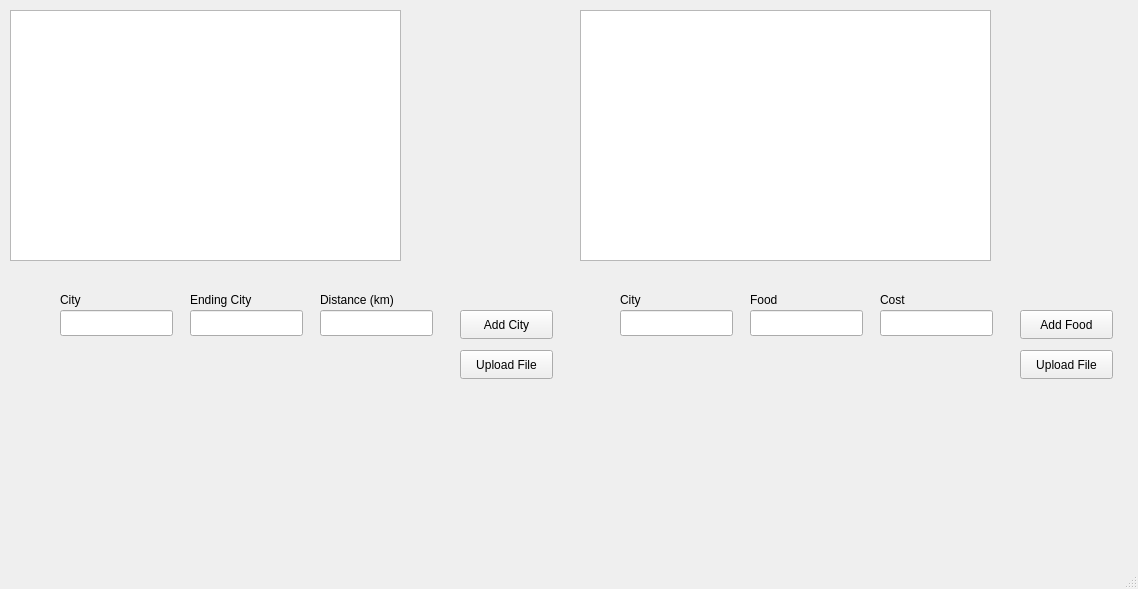
Qt form Qt_Project/admin.ui (zzfp/Class_project_1) before a commit.
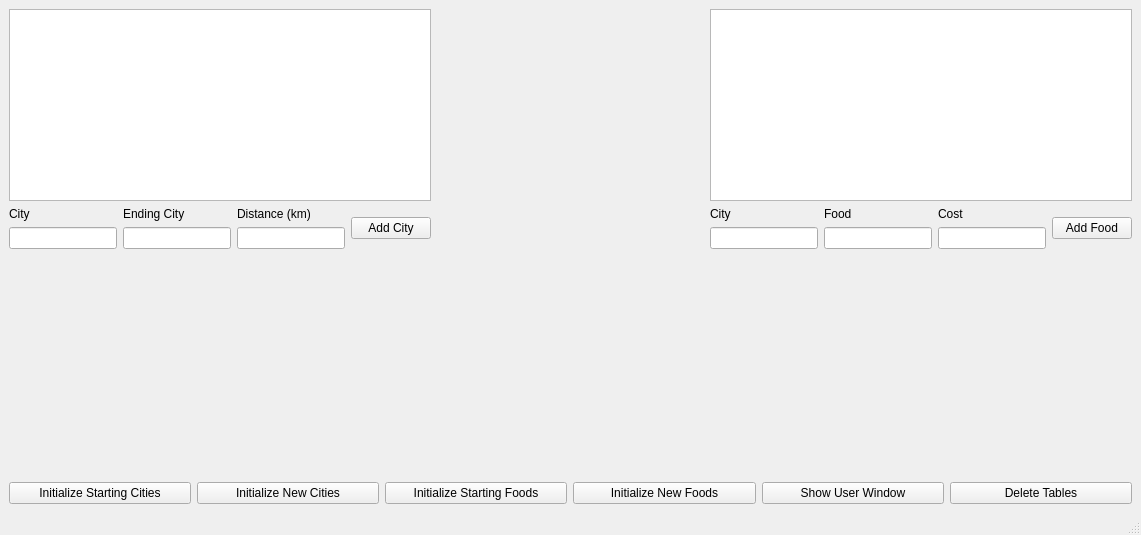
The same form after that commit.

Commit message: finalized project. fixed BUGS and admin window

```diff
--- a/Qt_Project/admin.ui
+++ b/Qt_Project/admin.ui
@@ -6,224 +6,220 @@
    <rect>
     <x>0</x>
     <y>0</y>
-    <width>1138</width>
-    <height>589</height>
+    <width>1141</width>
+    <height>535</height>
    </rect>
   </property>
   <property name="windowTitle">
    <string>Administrator</string>
   </property>
   <widget class="QWidget" name="centralwidget">
-   <widget class="QPushButton" name="addCityButton">
-    <property name="geometry">
-     <rect>
-      <x>460</x>
-      <y>310</y>
-      <width>93</width>
-      <height>29</height>
-     </rect>
-    </property>
-    <property name="text">
-     <string>Add City</string>
-    </property>
-   </widget>
-   <widget class="QLineEdit" name="cityLineEdit">
-    <property name="geometry">
-     <rect>
-      <x>60</x>
-      <y>310</y>
-      <width>113</width>
-      <height>26</height>
-     </rect>
-    </property>
-   </widget>
-   <widget class="QLineEdit" name="endingCityLineEdit">
-    <property name="geometry">
-     <rect>
-      <x>190</x>
-      <y>310</y>
-      <width>113</width>
-      <height>26</height>
-     </rect>
-    </property>
-   </widget>
-   <widget class="QLineEdit" name="kilometerLineEdit">
-    <property name="geometry">
-     <rect>
-      <x>320</x>
-      <y>310</y>
-      <width>113</width>
-      <height>26</height>
-     </rect>
-    </property>
-   </widget>
+   <layout class="QGridLayout" name="gridLayout">
+    <item row="0" column="0">
+     <layout class="QHBoxLayout" name="horizontalLayout_6">
+      <item>
+       <layout class="QVBoxLayout" name="verticalLayout_7">
+        <item>
+         <widget class="QTableView" name="distanceTableView"/>
+        </item>
+        <item>
+         <layout class="QHBoxLayout" name="horizontalLayout_5">
+          <item>
+           <layout class="QHBoxLayout" name="horizontalLayout_4">
+            <item>
+             <layout class="QVBoxLayout" name="verticalLayout_6">
+              <item>
    <widget class="QLabel" name="label">
-    <property name="geometry">
-     <rect>
-      <x>60</x>
-      <y>290</y>
-      <width>63</width>
-      <height>20</height>
-     </rect>
-    </property>
     <property name="text">
      <string>City</string>
     </property>
    </widget>
+              </item>
+              <item>
+               <widget class="QLineEdit" name="cityLineEdit"/>
+              </item>
+             </layout>
+            </item>
+            <item>
+             <layout class="QVBoxLayout" name="verticalLayout_5">
+              <item>
    <widget class="QLabel" name="label_2">
-    <property name="geometry">
-     <rect>
-      <x>190</x>
-      <y>290</y>
-      <width>91</width>
-      <height>20</height>
-     </rect>
-    </property>
     <property name="text">
      <string>Ending City</string>
     </property>
    </widget>
+              </item>
+              <item>
+               <widget class="QLineEdit" name="endingCityLineEdit"/>
+              </item>
+             </layout>
+            </item>
+            <item>
+             <layout class="QVBoxLayout" name="verticalLayout_4">
+              <item>
    <widget class="QLabel" name="label_3">
-    <property name="geometry">
-     <rect>
-      <x>320</x>
-      <y>290</y>
-      <width>101</width>
-      <height>20</height>
-     </rect>
-    </property>
     <property name="text">
      <string>Distance (km)</string>
     </property>
    </widget>
-   <widget class="QTableView" name="tableView">
-    <property name="geometry">
-     <rect>
-      <x>10</x>
-      <y>10</y>
-      <width>391</width>
-      <height>251</height>
-     </rect>
-    </property>
-   </widget>
-   <widget class="QPushButton" name="uploadFile">
-    <property name="geometry">
-     <rect>
-      <x>460</x>
-      <y>350</y>
-      <width>93</width>
-      <height>29</height>
-     </rect>
-    </property>
+              </item>
+              <item>
+               <widget class="QLineEdit" name="kilometerLineEdit"/>
+              </item>
+             </layout>
+            </item>
+           </layout>
+          </item>
+          <item>
+           <widget class="QPushButton" name="addCityButton">
     <property name="text">
-     <string>Upload File</string>
-    </property>
-   </widget>
-   <widget class="QTableView" name="tableView2">
-    <property name="geometry">
-     <rect>
-      <x>580</x>
-      <y>10</y>
-      <width>411</width>
-      <height>251</height>
-     </rect>
-    </property>
-   </widget>
-   <widget class="QLineEdit" name="cityLineEdit2">
-    <property name="geometry">
-     <rect>
-      <x>620</x>
-      <y>310</y>
-      <width>113</width>
-      <height>26</height>
-     </rect>
-    </property>
-   </widget>
-   <widget class="QLineEdit" name="foodLineEdit">
-    <property name="geometry">
-     <rect>
-      <x>750</x>
-      <y>310</y>
-      <width>113</width>
-      <height>26</height>
-     </rect>
-    </property>
-   </widget>
-   <widget class="QLineEdit" name="costLineEdit">
-    <property name="geometry">
-     <rect>
-      <x>880</x>
-      <y>310</y>
-      <width>113</width>
-      <height>26</height>
-     </rect>
-    </property>
-   </widget>
+             <string>Add City</string>
+            </property>
+           </widget>
+          </item>
+         </layout>
+        </item>
+       </layout>
+      </item>
+      <item>
+       <spacer name="horizontalSpacer">
+        <property name="orientation">
+         <enum>Qt::Horizontal</enum>
+        </property>
+        <property name="sizeHint" stdset="0">
+         <size>
+          <width>40</width>
+          <height>20</height>
+         </size>
+        </property>
+       </spacer>
+      </item>
+      <item>
+       <layout class="QVBoxLayout" name="verticalLayout_8">
+        <item>
+         <widget class="QTableView" name="foodTableView"/>
+        </item>
+        <item>
+         <layout class="QHBoxLayout" name="horizontalLayout_3">
+          <item>
+           <layout class="QHBoxLayout" name="horizontalLayout_2">
+            <item>
+             <layout class="QVBoxLayout" name="verticalLayout">
+              <item>
    <widget class="QLabel" name="label_4">
-    <property name="geometry">
-     <rect>
-      <x>620</x>
-      <y>290</y>
-      <width>63</width>
-      <height>20</height>
-     </rect>
-    </property>
     <property name="text">
      <string>City</string>
     </property>
    </widget>
+              </item>
+              <item>
+               <widget class="QLineEdit" name="cityLineEdit2"/>
+              </item>
+             </layout>
+            </item>
+            <item>
+             <layout class="QVBoxLayout" name="verticalLayout_2">
+              <item>
    <widget class="QLabel" name="label_5">
-    <property name="geometry">
-     <rect>
-      <x>750</x>
-      <y>290</y>
-      <width>63</width>
-      <height>20</height>
-     </rect>
-    </property>
     <property name="text">
      <string>Food</string>
     </property>
    </widget>
+              </item>
+              <item>
+               <widget class="QLineEdit" name="foodLineEdit"/>
+              </item>
+             </layout>
+            </item>
+            <item>
+             <layout class="QVBoxLayout" name="verticalLayout_3">
+              <item>
    <widget class="QLabel" name="label_6">
-    <property name="geometry">
-     <rect>
-      <x>880</x>
-      <y>290</y>
-      <width>63</width>
-      <height>20</height>
-     </rect>
-    </property>
     <property name="text">
      <string>Cost</string>
     </property>
    </widget>
+              </item>
+              <item>
+               <widget class="QLineEdit" name="costLineEdit"/>
+              </item>
+             </layout>
+            </item>
+           </layout>
+          </item>
+          <item>
    <widget class="QPushButton" name="addFoodButton">
-    <property name="geometry">
-     <rect>
-      <x>1020</x>
-      <y>310</y>
-      <width>93</width>
-      <height>29</height>
-     </rect>
-    </property>
     <property name="text">
      <string>Add Food</string>
     </property>
    </widget>
-   <widget class="QPushButton" name="uploadFile2">
-    <property name="geometry">
-     <rect>
-      <x>1020</x>
-      <y>350</y>
-      <width>93</width>
-      <height>29</height>
-     </rect>
-    </property>
+          </item>
+         </layout>
+        </item>
+       </layout>
+      </item>
+     </layout>
+    </item>
+    <item row="1" column="0">
+     <spacer name="verticalSpacer">
+      <property name="orientation">
+       <enum>Qt::Vertical</enum>
+      </property>
+      <property name="sizeHint" stdset="0">
+       <size>
+        <width>20</width>
+        <height>181</height>
+       </size>
+      </property>
+     </spacer>
+    </item>
+    <item row="2" column="0">
+     <layout class="QHBoxLayout" name="horizontalLayout">
+      <item>
+       <widget class="QPushButton" name="initStartingCitiesPushButton">
     <property name="text">
-     <string>Upload File</string>
-    </property>
-   </widget>
+         <string>Initialize Starting Cities</string>
+        </property>
+       </widget>
+      </item>
+      <item>
+       <widget class="QPushButton" name="initNewCitiesPUshButton">
+        <property name="text">
+         <string>Initialize New Cities</string>
+        </property>
+       </widget>
+      </item>
+      <item>
+       <widget class="QPushButton" name="InitializeStartingFoodsPushButton">
+        <property name="text">
+         <string>Initialize Starting Foods</string>
+        </property>
+       </widget>
+      </item>
+      <item>
+       <widget class="QPushButton" name="InitializeNewFoodsPushButton">
+        <property name="text">
+         <string>Initialize New Foods</string>
+        </property>
+       </widget>
+      </item>
+      <item>
+       <widget class="QPushButton" name="userWindowPushButton">
+        <property name="text">
+         <string>Show User Window</string>
+        </property>
+       </widget>
+      </item>
+      <item>
+       <widget class="QPushButton" name="deleteTablePushButton">
+        <property name="text">
+         <string>Delete Tables</string>
+        </property>
+       </widget>
+      </item>
+     </layout>
+    </item>
+   </layout>
   </widget>
   <widget class="QMenuBar" name="menubar">
    <property name="geometry">
```
Left out of the diff: 4 changed lines with no effect on the pictures. Lines whose indentation alone changed are shown as unchanged. The commit also changes 6 other files.
